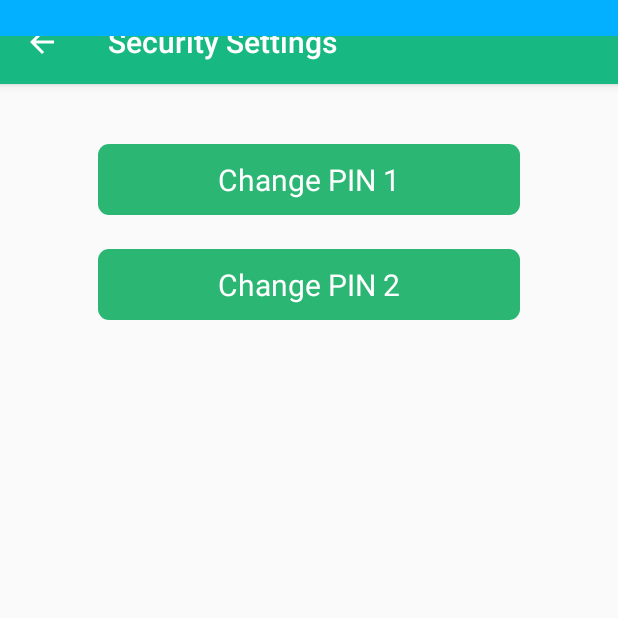
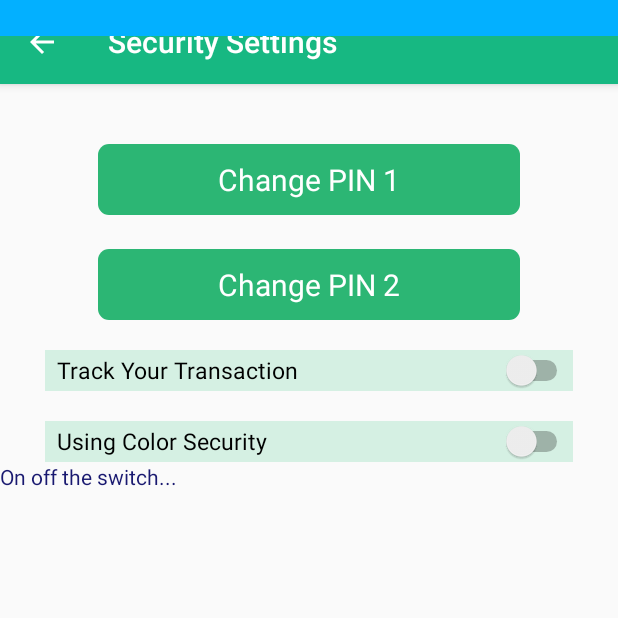
Before and after one commit to dhutapratama/IMMEclient, an Android app: the SecuritySettingsActivity screen opened directly, with no data from a screen before it, on a phone screen of 412 x 824 dp, the top half of it. Run offline under Robolectric (Android 15) with nearby library versions, the light colour scheme and no system bars.

Commit message:
Update Page
on process

```diff
--- a/app/src/main/java/com/imme/immeclient/SecuritySettingsActivity.java
+++ b/app/src/main/java/com/imme/immeclient/SecuritySettingsActivity.java
@@ -5,6 +5,12 @@ import android.os.Bundle;
 import android.support.v7.app.AppCompatActivity;
 import android.support.v7.widget.Toolbar;
 import android.view.MenuItem;
+import android.view.View;
+import android.widget.CompoundButton.OnCheckedChangeListener;
+import android.widget.CompoundButton;
+import android.widget.Switch;
+import android.widget.TextView;
+import android.widget.Toast;
 
 import com.readystatesoftware.systembartint.SystemBarTintManager;
 
@@ -27,6 +33,26 @@ public class SecuritySettingsActivity extends AppCompatActivity {
         // set a custom tint color for all system bars
         tintManager.setTintColor(Color.parseColor("#FF03B0FF"));
 
+        //Get widgets reference from XML layout
+        final TextView tView = (TextView) findViewById(R.id.tv);
+        Switch sButton = (Switch) findViewById(R.id.switch_btn);
+
+        //Set a Click Listener for Switch Button
+        sButton.setOnClickListener(new View.OnClickListener() {
+            @Override
+            public void onClick(View v) {
+                //Is the switch is on?
+                boolean on = ((Switch) v).isChecked();
+                if (on) {
+                    //Do something when switch is on/checked
+                    tView.setText("Switch is on....");
+                } else {
+                    //Do something when switch is off/unchecked
+                    tView.setText("Switch is off....");
+                }
+            }
+        });
+
     }
 
     @Override
--- a/app/src/main/res/layout/content_security_settings.xml
+++ b/app/src/main/res/layout/content_security_settings.xml
@@ -14,7 +14,8 @@
 
     <LinearLayout
         android:layout_width="fill_parent"
-        android:layout_height="wrap_content">
+        android:layout_height="wrap_content"
+        android:id="@+id/linearLayout1">
 
         <LinearLayout
             android:layout_width="fill_parent"
@@ -41,7 +42,8 @@
 
     <LinearLayout
         android:layout_width="fill_parent"
-        android:layout_height="wrap_content">
+        android:layout_height="wrap_content"
+        android:id="@+id/linearLayout_change_pin2">
 
         <LinearLayout
             android:layout_width="fill_parent"
@@ -66,4 +68,56 @@
 
     </LinearLayout>
 
+    <LinearLayout
+        android:layout_width="fill_parent"
+        android:layout_height="wrap_content"
+        android:id="@+id/switch1"
+        android:layout_below="@+id/linearLayout_change_pin2"
+        android:paddingTop="20dp"
+        android:paddingLeft="30dp"
+        android:paddingRight="30dp">
+
+        <Switch
+            android:layout_width="fill_parent"
+            android:layout_height="wrap_content"
+            android:text="  Track Your Transaction"
+            android:layout_alignParentEnd="true"
+            android:textSize="15dp"
+            android:background="#d5f0e3"
+            />
+
+    </LinearLayout>
+
+    <LinearLayout
+        android:layout_width="fill_parent"
+        android:layout_height="wrap_content"
+        android:layout_below="@+id/switch1"
+        android:paddingTop="20dp"
+        android:paddingLeft="30dp"
+        android:paddingRight="30dp"
+        android:id="@+id/linearLayout3">
+
+        <Switch
+            android:layout_width="fill_parent"
+            android:layout_height="wrap_content"
+            android:text="  Using Color Security"
+            android:id="@+id/switch_btn"
+            android:onClick=""
+            android:layout_alignParentEnd="true"
+            android:textSize="15dp"
+            android:background="#d5f0e3"
+            android:color="@drawable/account_balance_gift_bg"
+            />
+
+    </LinearLayout>
+
+    <TextView
+        android:id="@+id/tv"
+        android:layout_height="wrap_content"
+        android:layout_width="fill_parent"
+        android:text="On off the switch..."
+        android:textColor="#191970"
+        android:layout_below="@+id/linearLayout3"
+        android:layout_alignParentStart="true" />
+
 </RelativeLayout>
```
Also changed, not shown: app/src/main/res/layout/content_invite_get_money.xml (+4 -4 lines), app/src/main/res/layout/content_security_settings_using_color_security.xml (added, +89 -0 lines), app/src/main/res/mipmap-xxxhdpi/using_colour_security_blue.png (added), app/src/main/res/mipmap-xxxhdpi/using_colour_security_green.png (added), app/src/main/res/mipmap-xxxhdpi/using_colour_security_red.png (added), app/src/main/res/mipmap-xxxhdpi/using_colour_security_yellow.png (added).
